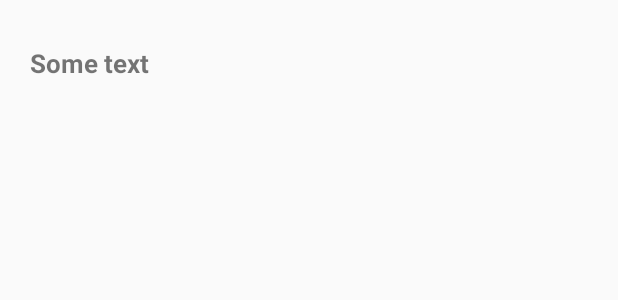
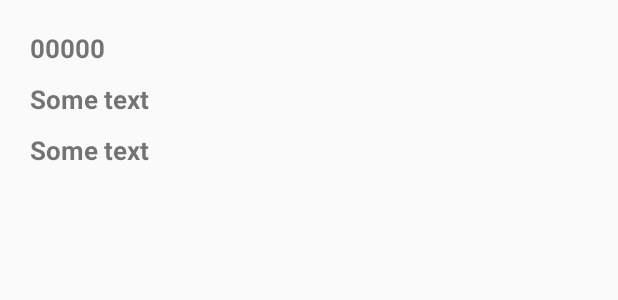
Before and after one commit to Sermilion-xx/Test_Task_SibEDGE, an Android app: the layout list_item_service.xml on its own in the app's theme, with its tools: preview values and no code run, on a phone screen of 412 x 824 dp. Shown: the top 300 px of the screen. Run offline under Robolectric (Android 15) with nearby library versions, the phone set to English and light mode, and no system bars; network calls fail.

```diff
--- a/app/src/main/res/layout/list_item_service.xml
+++ b/app/src/main/res/layout/list_item_service.xml
@@ -5,15 +5,38 @@
     android:paddingTop="20dp"
     android:paddingBottom="20dp">
 
+    <TextView
+        android:id="@+id/service_id"
+        android:layout_width="wrap_content"
+        android:layout_height="wrap_content"
+        android:text="00000"
+        android:textSize="17sp"
+        android:textStyle="bold"
+        android:layout_marginStart="20dp"
+        />
 
     <TextView
+        android:layout_below="@+id/service_id"
         android:id="@+id/service_textView"
         android:layout_width="wrap_content"
         android:layout_height="wrap_content"
         android:text="Some text"
         android:textSize="17sp"
         android:textStyle="bold"
-        android:layout_alignParentTop="true"
+        android:layout_marginStart="20dp"
+        android:layout_marginTop="10dp"
+        />
+
+
+
+    <TextView
+        android:layout_below="@+id/service_textView"
+        android:id="@+id/service_date"
+        android:layout_width="wrap_content"
+        android:layout_height="wrap_content"
+        android:text="Some text"
+        android:textSize="17sp"
+        android:textStyle="bold"
         android:layout_marginStart="20dp"
         android:layout_marginTop="10dp"
         />
```
Also changed, not shown: app/src/main/java/com/sibedge/sibedge_test/Adapters/ServiceRecyclerAdapter.java (+20 -5 lines), app/src/main/java/com/sibedge/sibedge_test/Fragments/SibEDGE_ServiceFragment.java (+33 -54 lines), app/src/main/java/com/sibedge/sibedge_test/Model/XmlListRow.java (added, +19 -0 lines), app/src/main/java/com/sibedge/sibedge_test/Utility/GetXMLTask.java (+1 -20 lines), app/src/main/java/com/sibedge/sibedge_test/Utility/XMLParser.java (added, +76 -0 lines).
